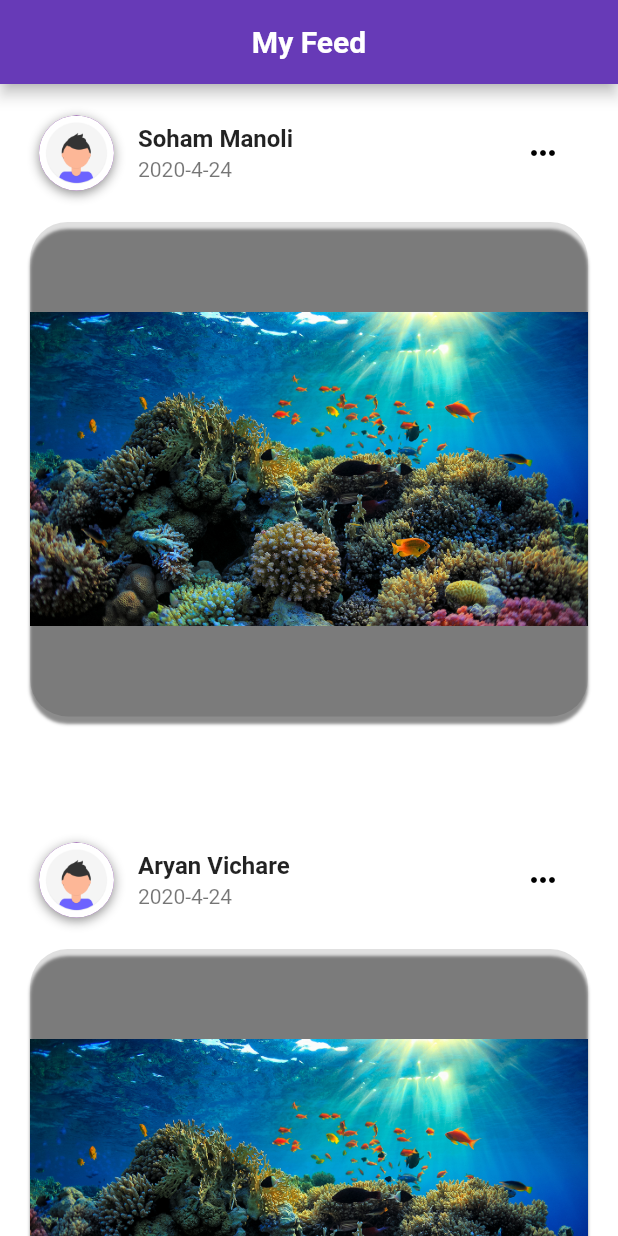
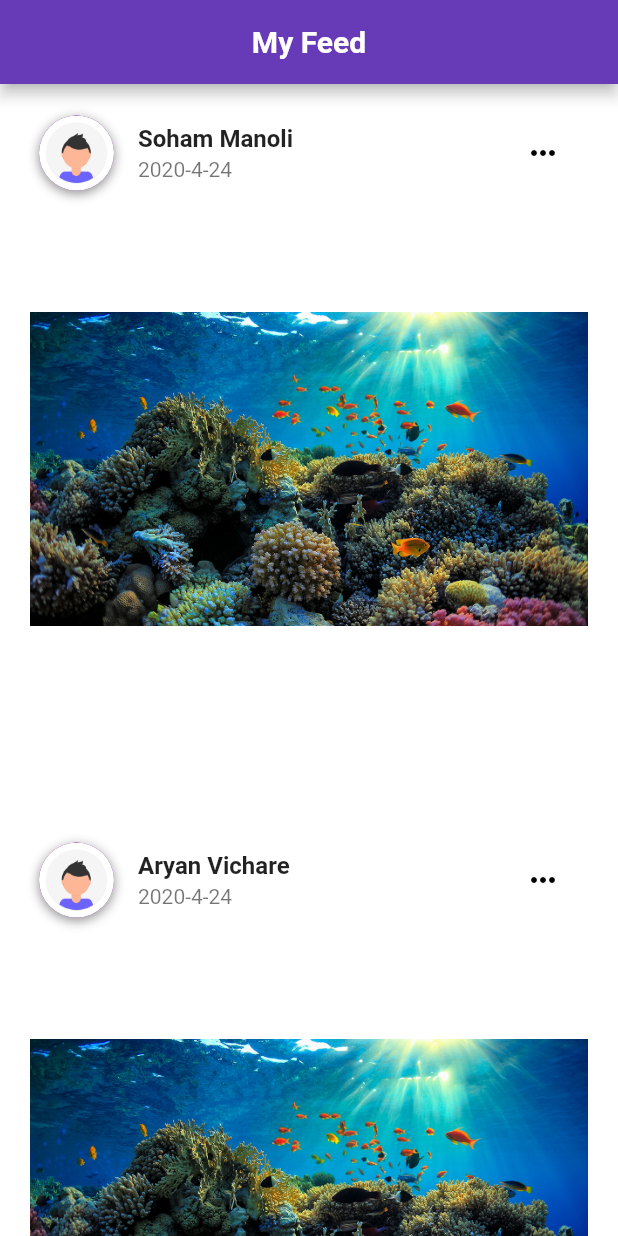
Before and after one commit to msoham123/ProtectApp, a Flutter app: the FeedScreen screen opened directly, on a phone screen of 412 x 824 dp. Run offline on Flutter 3.47's test engine with Material 2 defaults, Android fonts, the phone set to English and light mode, and no system bars; our stand-ins replace cloud_firestore, curved_navigation_bar, firebase_auth, fl_chart, flutter_svg, intro_slider and 3 more; missing offline and left inert: agora_rtc_engine, fancy_on_boarding, flutter_braintree; accounts and stored records are empty; project files that could hold a hidden picture were left out.

Commit message:
edit ig ui

```diff
--- a/lib/screens/navBarScreens/feedScreen.dart
+++ b/lib/screens/navBarScreens/feedScreen.dart
@@ -4,31 +4,34 @@ import 'package:protect/components/articleCard.dart';
 import 'package:protect/data/webScraper.dart' as scraper;
 import 'package:http/http.dart';
 
-
 class FeedScreen extends StatefulWidget {
   @override
   _FeedScreenState createState() => _FeedScreenState();
 }
 
-class _FeedScreenState extends State<FeedScreen>{
+class _FeedScreenState extends State<FeedScreen> {
   final TextEditingController _searchControl = new TextEditingController();
   String response = "This is where the response will be stored";
-  List<String> postName = ["Soham Manoli","Aryan Vichare"];
-
+  List<String> postName = ["Soham Manoli", "Aryan Vichare"];
 
   @override
   Widget build(BuildContext context) {
     return Scaffold(
-        appBar: AppBar(
-        title: Center(child: Text("My Feed", style: TextStyle(fontWeight: FontWeight.w700),)),
-          centerTitle: true,
-          backgroundColor: Colors.deepPurple,
+      appBar: AppBar(
+        title: Center(
+          child: Text(
+            "My Feed",
+            style: TextStyle(fontWeight: FontWeight.w700),
+          ),
+        ),
+        centerTitle: true,
+        backgroundColor: Colors.deepPurple,
         automaticallyImplyLeading: false,
         actions: <Widget>[],
       ),
       backgroundColor: Colors.white,
       body: Padding(
-        padding: EdgeInsets.fromLTRB(10.0,0,10.0,0),
+        padding: EdgeInsets.fromLTRB(10.0, 0, 10.0, 0),
         child: Column(
           children: <Widget>[
             Expanded(
@@ -45,12 +48,12 @@ class _FeedScreenState extends State<FeedScreen>{
         ),
       ),
     );
+  }
 
-  }
   Widget _buildPost(int index) {
     return Container(
       width: double.infinity,
-      height: MediaQuery.of(context).size.height/1.7,
+      height: MediaQuery.of(context).size.height / 1.7,
       decoration: BoxDecoration(
         color: Colors.white,
         borderRadius: BorderRadius.circular(25.0),
@@ -90,7 +93,8 @@ class _FeedScreenState extends State<FeedScreen>{
                     fontWeight: FontWeight.bold,
                   ),
                 ),
-                subtitle: Text("${DateTime.now().year}-${DateTime.now().month}-${DateTime.now().day}"),
+                subtitle: Text(
+                    "${DateTime.now().year}-${DateTime.now().month}-${DateTime.now().day}"),
                 trailing: IconButton(
                   icon: Icon(Icons.more_horiz),
                   color: Colors.black,
@@ -98,30 +102,19 @@ class _FeedScreenState extends State<FeedScreen>{
                 ),
               ),
               InkWell(
-                onDoubleTap: () => print('Like post'),
-                onTap: () {
-//                      Navigator.push(
-//                        context,
-//                        MaterialPageRoute(
-//                          builder: (_) => ViewPostScreen(
-//                            post: posts[index],
-//                          ),
-//                        ),
-//                      );
-                },
                 child: Container(
                   margin: EdgeInsets.all(10.0),
                   width: double.infinity,
-                  height: MediaQuery.of(context).size.height/2.5,
+                  height: MediaQuery.of(context).size.height / 2.5,
                   decoration: BoxDecoration(
-                    color: Colors.black12,
+//                    color: Colors.black12,
                     borderRadius: BorderRadius.circular(25.0),
                     boxShadow: [
-                      BoxShadow(
-                        color: Colors.black45,
-                        offset: Offset(0, 5),
-                        blurRadius: 1.0,
-                      ),
+//                      BoxShadow(
+//                        color: Colors.black45,
+//                        offset: Offset(0, 5),
+//                        blurRadius: 1.0,
+//                      ),
                     ],
                     image: DecorationImage(
                       image: AssetImage("assets/images/reef.png"),
```
